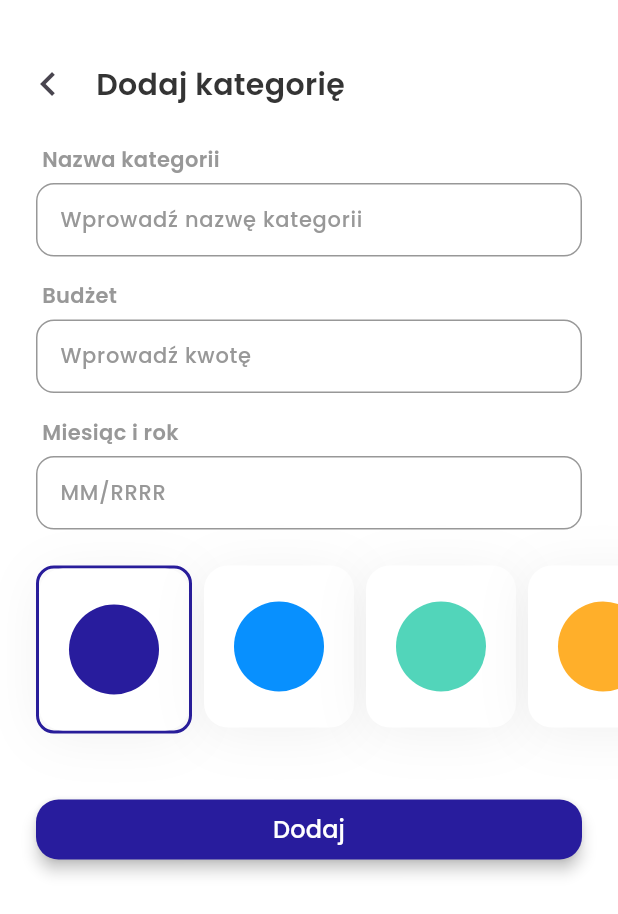
After one commit to kacperramenda/budgetmaster, a Flutter app: the BudgetCategryAddView screen opened by its route, on a phone screen of 412 x 824 dp. The commit adds this screen. Shown: the top 914 px of the screen. Run offline on Flutter 3.47's test engine with Material 3 defaults, Android fonts, the phone set to English and light mode, and no system bars; our stand-ins replace bloc, equatable, flutter_bloc, flutter_svg, isar; missing offline and left inert: month_year_picker; accounts and stored records are empty; generated files the repository leaves out were written again.

Commit message:
feat: adding budget categories

```diff
--- a/lib/main.dart
+++ b/lib/main.dart
@@ -3,6 +3,7 @@ import 'package:budgetmaster/data/repository/isar_budgetCategory_repository.dart
 import 'package:budgetmaster/domain/repository/expense_repo.dart';
 import 'package:budgetmaster/domain/repository/budgetCategory_repo.dart';
 import 'package:budgetmaster/presentation/budgetCategories/cubit/budgetCategory_cubit.dart';
+import 'package:budgetmaster/presentation/budgetCategories/view/add/budgetCategry_add_view.dart';
 import 'package:budgetmaster/presentation/common/main_scaffold.dart';
 import 'package:budgetmaster/presentation/expenses/cubit/expense_cubit.dart';
 import 'package:budgetmaster/presentation/expenses/view/add/expense_add_view.dart';
@@ -132,6 +133,7 @@ class MyApp extends StatelessWidget {
             return ExpenseDetailsView(expense: expense);
           },
           '/add-expense': (context) => const ExpenseAddView(),
+          '/add-budget-category': (context) => const BudgetCategryAddView(),
         },
       ),
     );
--- /dev/null
+++ b/lib/presentation/budgetCategories/view/add/budgetCategry_add_view.dart
@@ -0,0 +1,140 @@
+import 'package:budgetmaster/core/constants/app_colors.dart';
+import 'package:budgetmaster/domain/models/budgetCategory.dart';
+import 'package:budgetmaster/presentation/budgetCategories/cubit/budgetCategory_cubit.dart';
+import 'package:budgetmaster/presentation/common/ColorSelector.dart';
+import 'package:budgetmaster/presentation/common/InputField.dart';
+import 'package:budgetmaster/presentation/common/MonthYearPickerField.dart';
+import 'package:budgetmaster/presentation/common/buttonPrimary.dart';
+import 'package:flutter/material.dart';
+import 'package:budgetmaster/presentation/common/page_header.dart';
+import 'package:flutter_bloc/flutter_bloc.dart';
+
+class BudgetCategryAddView extends StatefulWidget {
+  const BudgetCategryAddView({super.key});
+
+  @override
+  State<BudgetCategryAddView> createState() => _BudgetCategryAddView();
+}
+
+class _BudgetCategryAddView extends State<BudgetCategryAddView> {
+  late String budgetCategoryName;
+
+  final TextEditingController _nameController = TextEditingController();
+  final TextEditingController _amountController = TextEditingController();
+  final TextEditingController _monthYearController = TextEditingController();
+  Color selectedColor = AppColors.primary1;
+
+  @override
+  void initState() {
+    super.initState();
+    budgetCategoryName = '';
+  }
+
+  @override
+  Widget build(BuildContext context) {
+    return Scaffold(
+      backgroundColor: AppColors.neutral6,
+      body: Column(
+        crossAxisAlignment: CrossAxisAlignment.start,
+        children: [
+          PageHeader(
+            title: "Dodaj kategorię",
+            showAddButton: false,
+            onAddPressed: () {
+              Navigator.pushNamed(context, '/add-budget-category');
+            },
+          ),
+          Padding(
+            padding: const EdgeInsets.symmetric(vertical: 16, horizontal: 24),
+            child: Column(
+              children: [
+                InputField(type: InputType.text,
+                  label: "Nazwa kategorii",
+                  placeholder: "Wprowadź nazwę kategorii",
+                  onChanged: (value) {
+                    budgetCategoryName = value;
+                  },
+                  controller: _nameController,
+                ),
+                const SizedBox(height: 16),
+                InputField(type: InputType.number,
+                  label: "Budżet",
+                  placeholder: "Wprowadź kwotę",
+                  onChanged: (value) {
+                    // Handle amount change
+                  },
+                  controller: _amountController,
+                ),
+                const SizedBox(height: 16),
+                MonthYearPickerField(
+                  label: 'Miesiąc i rok',
+                  placeholder: 'MM/RRRR',
+                  controller: _monthYearController,
+                  onChanged: (value) {
+                    print('Wybrano: $value');
+                  },
+                ),
+                const SizedBox(height: 16),
+                ColorPicker(
+                  availableColors: [
+                    AppColors.primary1,
+                    AppColors.semanticBlue,
+                    AppColors.semanticGreen,
+                    AppColors.semanticYellow,
+                    AppColors.semanticOrange,
+                    AppColors.semanticRed
+                    ],
+                  selectedColor: selectedColor,
+                  onColorSelected: (color) {
+                    setState(() {
+                      selectedColor = color;
+                    });
+                  },
+                ),
+                const SizedBox(height: 32),
+                ButtonPrimary(
+                  label: 'Dodaj',
+                  onPressed: () async {
+                    final name = _nameController.text.trim();
+                    final amount = _amountController.text.trim();
+                    final monthYear = _monthYearController.text.trim();
+                    final color = selectedColor;
+
+                    if (name.isEmpty ||
+                        amount.isEmpty ||
+                        monthYear.isEmpty) {
+                      ScaffoldMessenger.of(context).showSnackBar(
+                        const SnackBar(content: Text('Proszę wypełnić wszystkie pola')),
+                      );
+                      return;
+                    }
+
+                    final parsedMonth = int.tryParse(monthYear.split('/')[0]);
+                    final parsedYear = int.tryParse(monthYear.split('/')[1]);
+
+                    await context.read<BudgetCategoryCubit>().addCategory(
+                      BudgetCategory(
+                        id: DateTime.now().millisecondsSinceEpoch.toString(),
+                        name: name,
+                        startAmount: double.tryParse(amount) ?? 0.0,
+                        currentAmount: double.tryParse(amount) ?? 0.0,
+                        month: parsedMonth?.toString() ?? '1',
+                        year: parsedYear?.toString() ?? DateTime.now().year.toString(),
+                        color: color.value.toString(),
+                      ),
+                    );
+
+                    ScaffoldMessenger.of(context).showSnackBar(
+                      const SnackBar(content: Text('Kategoria zapisana')),
+                    );
+                    Navigator.pop(context, true);
+                  },
+                ),
+              ],
+            ),
+          ),
+        ],
+      ),
+    );
+  }
+}
--- /dev/null
+++ b/lib/presentation/common/ColorSelector.dart
@@ -0,0 +1,52 @@
+import 'package:budgetmaster/core/constants/app_colors.dart';
+import 'package:budgetmaster/presentation/common/ColorSelectorTile.dart';
+import 'package:flutter/material.dart';
+
+class ColorPicker extends StatelessWidget {
+  final List<Color> availableColors;
+  final Color? selectedColor;
+  final Function(Color) onColorSelected;
+
+  const ColorPicker({
+    super.key,
+    required this.availableColors,
+    required this.selectedColor,
+    required this.onColorSelected,
+  });
+
+  @override
+  Widget build(BuildContext context) {
+    return Padding(
+      padding: const EdgeInsets.symmetric(vertical: 8),
+      child: SingleChildScrollView(
+        scrollDirection: Axis.horizontal,
+        clipBehavior: Clip.none,
+        child: IntrinsicHeight(
+          child: Row(
+            children: availableColors.map((color) {
+              final isSelected = selectedColor == color;
+              return Padding(
+                padding: const EdgeInsets.only(right: 8),
+                child: Container(
+                  decoration: BoxDecoration(
+                    border: isSelected
+                        ? Border.all(color: AppColors.primary1, width: 2)
+                        : null,
+                    borderRadius: BorderRadius.circular(12),
+                  ),
+                  child: ColorSelectorTile(
+                  color: color,
+                  isSelected: isSelected,
+                  onTap: () {
+                    onColorSelected(color);
+                  },
+                ),
+                )
+              );
+            }).toList(),
+          ),
+        ),
+      ),
+    );
+  }
+}
--- /dev/null
+++ b/lib/presentation/common/ColorSelectorTile.dart
@@ -0,0 +1,64 @@
+import 'package:budgetmaster/core/constants/app_colors.dart';
+import 'package:flutter/material.dart';
+
+class ColorSelectorTile extends StatelessWidget {
+  final Color color;
+  final bool isSelected;
+  final VoidCallback? onTap;
+
+  const ColorSelectorTile({
+    super.key,
+    required this.color,
+    this.isSelected = false,
+    this.onTap,
+  });
+
+  @override
+  Widget build(BuildContext context) {
+    return GestureDetector(
+      onTap: onTap,
+      child: SizedBox(
+        child: Column(
+          crossAxisAlignment: CrossAxisAlignment.center,
+          children: [
+            Container(
+              width: 100,
+              decoration: BoxDecoration(
+                color: Colors.white,
+                borderRadius: BorderRadius.circular(16),
+                boxShadow: [
+                  BoxShadow(
+                    color: AppColors.neutral1.withOpacity(0.07),
+                    blurRadius: 30,
+                    offset: const Offset(0, 4),
+                  ),
+                ],
+              ),
+              child: Padding(
+                padding: const EdgeInsets.symmetric(horizontal: 12, vertical: 24),
+                child: Column(
+                  mainAxisAlignment: MainAxisAlignment.center,
+                  children: [
+                    Stack(
+                      alignment: Alignment.center,
+                      children: [
+                        Container(
+                          width: 60,
+                          height: 60,
+                          decoration: BoxDecoration(
+                            color: color,
+                            borderRadius: BorderRadius.circular(100),
+                          ),
+                        ),
+                      ],
+                    ),
+                  ],
+                ),
+              ),
+            ),
+          ],
+        ),
+      ),
+    );
+  }
+}
--- /dev/null
+++ b/lib/presentation/common/MonthYearPickerField.dart
@@ -0,0 +1,147 @@
+import 'package:flutter/material.dart';
+import 'package:budgetmaster/core/constants/app_colors.dart';
+import 'package:budgetmaster/core/theme/app_typography.dart';
+
+class MonthYearPickerField extends StatefulWidget {
+  final String? label;
+  final String? placeholder;
+  final TextEditingController? controller;
+  final void Function(String)? onChanged;
+
+  const MonthYearPickerField({
+    super.key,
+    this.label,
+    this.placeholder,
+    this.controller,
+    this.onChanged,
+  });
+
+  @override
+  State<MonthYearPickerField> createState() => _MonthYearPickerFieldState();
+}
+
+class _MonthYearPickerFieldState extends State<MonthYearPickerField> {
+  final _internalController = TextEditingController();
+  late TextEditingController _controller;
+
+  int selectedMonth = DateTime.now().month;
+  int selectedYear = DateTime.now().year;
+
+  @override
+  void initState() {
+    super.initState();
+    _controller = widget.controller ?? _internalController;
+  }
+
+  void _showMonthYearDialog(BuildContext context) async {
+    await showDialog(
+      context: context,
+      builder: (ctx) {
+        return AlertDialog(
+          title: const Text('Wybierz miesiąc i rok'),
+          content: Row(
+            mainAxisAlignment: MainAxisAlignment.center,
+            children: [
+              DropdownButton<int>(
+                value: selectedMonth,
+                items: List.generate(12, (index) {
+                  final month = index + 1;
+                  return DropdownMenuItem(
+                    value: month,
+                    child: Text(month.toString().padLeft(2, '0')),
+                  );
+                }),
+                onChanged: (value) {
+                  if (value != null) {
+                    setState(() {
+                      selectedMonth = value;
+                    });
+                  }
+                },
+              ),
+              const SizedBox(width: 16),
+              DropdownButton<int>(
+                value: selectedYear,
+                items: List.generate(30, (index) {
+                  final year = 2000 + index;
+                  return DropdownMenuItem(
+                    value: year,
+                    child: Text(year.toString()),
+                  );
+                }),
+                onChanged: (value) {
+                  if (value != null) {
+                    setState(() {
+                      selectedYear = value;
+                    });
+                  }
+                },
+              ),
+            ],
+          ),
+          actions: [
+            TextButton(
+              onPressed: () {
+                final formatted =
+                    '${selectedMonth.toString().padLeft(2, '0')}/${selectedYear.toString()}';
+                _controller.text = formatted;
+                widget.onChanged?.call(formatted);
+                Navigator.of(ctx).pop();
+              },
+              child: const Text('OK'),
+            ),
+          ],
+        );
+      },
+    );
+  }
+
+  @override
+  Widget build(BuildContext context) {
+    return Column(
+      crossAxisAlignment: CrossAxisAlignment.start,
+      children: [
+        if (widget.label != null)
+          Padding(
+            padding: const EdgeInsets.only(left: 4.0, bottom: 6.0),
+            child: Text(
+              widget.label!,
+              style: AppTypography.caption1.copyWith(
+                color: AppColors.neutral3,
+              ),
+            ),
+          ),
+        GestureDetector(
+          onTap: () => _showMonthYearDialog(context),
+          child: AbsorbPointer(
+            child: TextField(
+              controller: _controller,
+              style: AppTypography.body3.copyWith(
+                color: AppColors.neutral1,
+              ),
+              decoration: InputDecoration(
+                hintText: widget.placeholder ?? '',
+                hintStyle: AppTypography.body3.copyWith(
+                  color: AppColors.neutral3,
+                ),
+                contentPadding:
+                    const EdgeInsets.symmetric(horizontal: 12, vertical: 14),
+                border: OutlineInputBorder(
+                  borderRadius: BorderRadius.circular(12),
+                  borderSide: const BorderSide(color: AppColors.neutral3),
+                ),
+                enabledBorder: OutlineInputBorder(
+                  borderRadius: BorderRadius.circular(12),
+                  borderSide: const BorderSide(color: AppColors.neutral3),
+                ),
+                filled: true,
+                fillColor: Colors.white,
+                isDense: true,
+              ),
+            ),
+          ),
+        ),
+      ],
+    );
+  }
+}
--- a/lib/presentation/expenses/view/add/expense_add_view.dart
+++ b/lib/presentation/expenses/view/add/expense_add_view.dart
@@ -43,7 +43,6 @@ class _ExpenseAddViewState extends State<ExpenseAddView> {
     setState(() {
       expenseDate = newDate;
       final parsed = _extractMonthAndYear(newDate);
-      print('######################## Parsed date: $parsed');
       if (parsed != null) {
           _categoriesFuture = Provider.of<BudgetCategoryRepository>(
           context,
--- a/pubspec.yaml
+++ b/pubspec.yaml
@@ -41,6 +41,7 @@ dependencies:
   flutter_svg: ^2.0.7
   intl: ^0.20.2
   equatable: ^2.0.7
+  month_year_picker: ^0.5.0+1
 dev_dependencies:
   flutter_test:
     sdk: flutter
```
Also changed, not shown: lib/presentation/budgetCategories/cubit/budgetCategory_cubit.dart (+9 -0 lines), lib/presentation/budgetCategories/view/budgetCategories_view.dart (+4 -7 lines), lib/presentation/common/InputField.dart (+21 -2 lines), lib/presentation/common/page_header.dart (+6 -2 lines), pubspec.lock.
